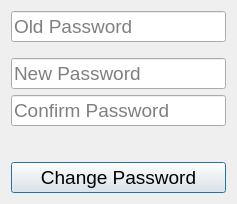
Before: the Qt Designer form src/windows/ui/ChangePasswordDialog.ui in 1icolo/AUPay, drawn with Qt 5.
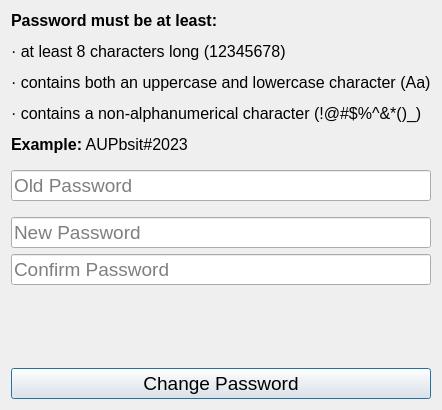
After: the same form once the commit is applied.

```diff
--- a/src/windows/ui/ChangePasswordDialog.ui
+++ b/src/windows/ui/ChangePasswordDialog.ui
@@ -9,10 +9,16 @@
    <rect>
     <x>0</x>
     <y>0</y>
-    <width>237</width>
-    <height>204</height>
+    <width>425</width>
+    <height>410</height>
    </rect>
   </property>
+  <property name="font">
+   <font>
+    <family>Segoe UI</family>
+    <pointsize>14</pointsize>
+   </font>
+  </property>
   <property name="windowTitle">
    <string>Change Password</string>
   </property>
@@ -20,6 +26,32 @@
    <bool>true</bool>
   </property>
   <layout class="QVBoxLayout" name="verticalLayout">
+   <item>
+    <widget class="QLabel" name="label">
+     <property name="text">
+      <string>&lt;html&gt;&lt;head/&gt;&lt;body&gt;&lt;p&gt;&lt;span style=&quot; font-size:12pt; font-weight:600;&quot;&gt;Password must be at least: &lt;/span&gt;&lt;/p&gt;&lt;p&gt;&lt;span style=&quot; font-family:'Symbol'; font-size:12pt;&quot;&gt;· &lt;/span&gt;&lt;span style=&quot; font-size:12pt;&quot;&gt;at least 8 characters long (12345678)&lt;/span&gt;&lt;/p&gt;&lt;p&gt;&lt;span style=&quot; font-family:'Symbol'; font-size:12pt;&quot;&gt;· &lt;/span&gt;&lt;span style=&quot; font-size:12pt;&quot;&gt;contains both an uppercase and lowercase character (Aa)&lt;/span&gt;&lt;/p&gt;&lt;p&gt;&lt;span style=&quot; font-family:'Symbol'; font-size:12pt;&quot;&gt;· &lt;/span&gt;&lt;span style=&quot; font-size:12pt;&quot;&gt;contains a non-alphanumerical character (!@#$%^&amp;amp;*()_)&lt;/span&gt;&lt;/p&gt;&lt;p&gt;&lt;span style=&quot; font-size:12pt; font-weight:600;&quot;&gt;Example:&lt;/span&gt;&lt;span style=&quot; font-size:12pt;&quot;&gt; AUPbsit#2023&lt;/span&gt;&lt;/p&gt;&lt;/body&gt;&lt;/html&gt;</string>
+     </property>
+     <property name="textFormat">
+      <enum>Qt::MarkdownText</enum>
+     </property>
+    </widget>
+   </item>
+   <item>
+    <spacer name="verticalSpacer_3">
+     <property name="orientation">
+      <enum>Qt::Vertical</enum>
+     </property>
+     <property name="sizeType">
+      <enum>QSizePolicy::Fixed</enum>
+     </property>
+     <property name="sizeHint" stdset="0">
+      <size>
+       <width>20</width>
+       <height>10</height>
+      </size>
+     </property>
+    </spacer>
+   </item>
    <item>
     <widget class="QLineEdit" name="line_old_password">
      <property name="font">
@@ -108,6 +140,9 @@
    </item>
    <item>
     <widget class="QPushButton" name="button_change_password">
+     <property name="enabled">
+      <bool>true</bool>
+     </property>
      <property name="font">
       <font>
        <family>Segoe UI</family>
```
Left out of the diff: 3 changed lines with no effect on the pictures.
